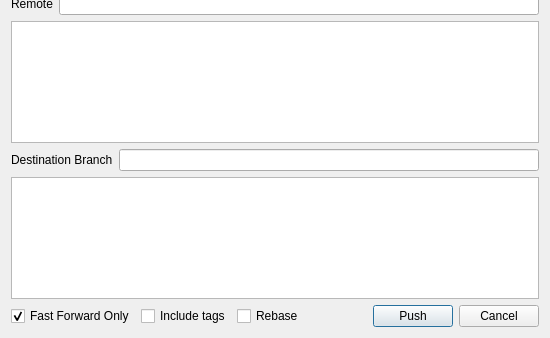
Above: ui/remote.ui from git-cola/git-cola before the change; both pictures show x 0 to 550 and y 174 to 512 of the 550 by 512 pixel window. Below: the same form after it.
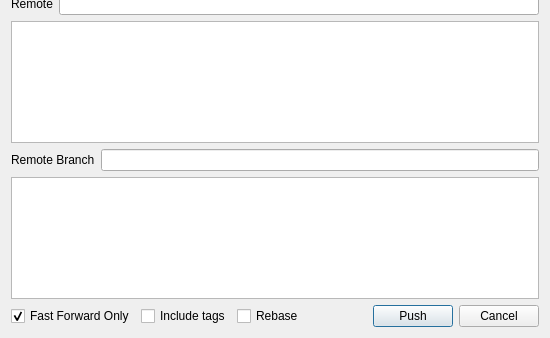
That is the form after the change.

Commit message: ui/remote: name the local/remote branch labels

Diff of the .ui file:
```diff
--- a/ui/remote.ui
+++ b/ui/remote.ui
@@ -52,7 +52,7 @@
      <item>
       <widget class="QLabel" name="label_3" >
        <property name="text" >
-        <string>Destination Branch</string>
+        <string>Remote Branch</string>
        </property>
       </widget>
      </item>
```
Left out of the diff: 4 changed lines with no effect on the pictures.
